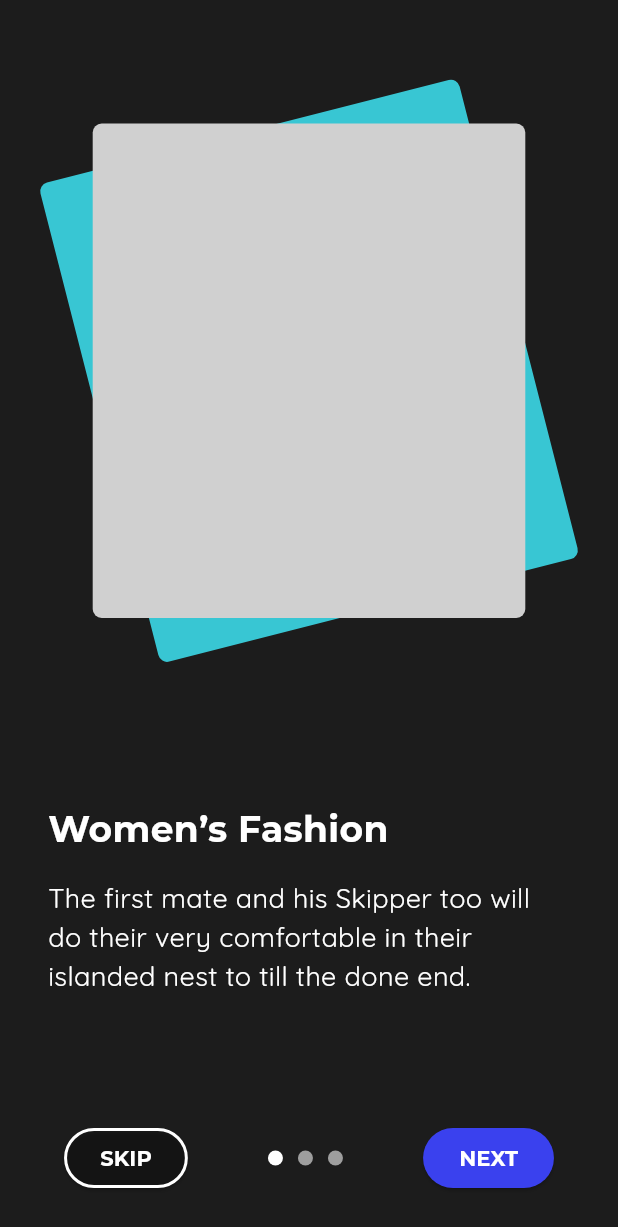
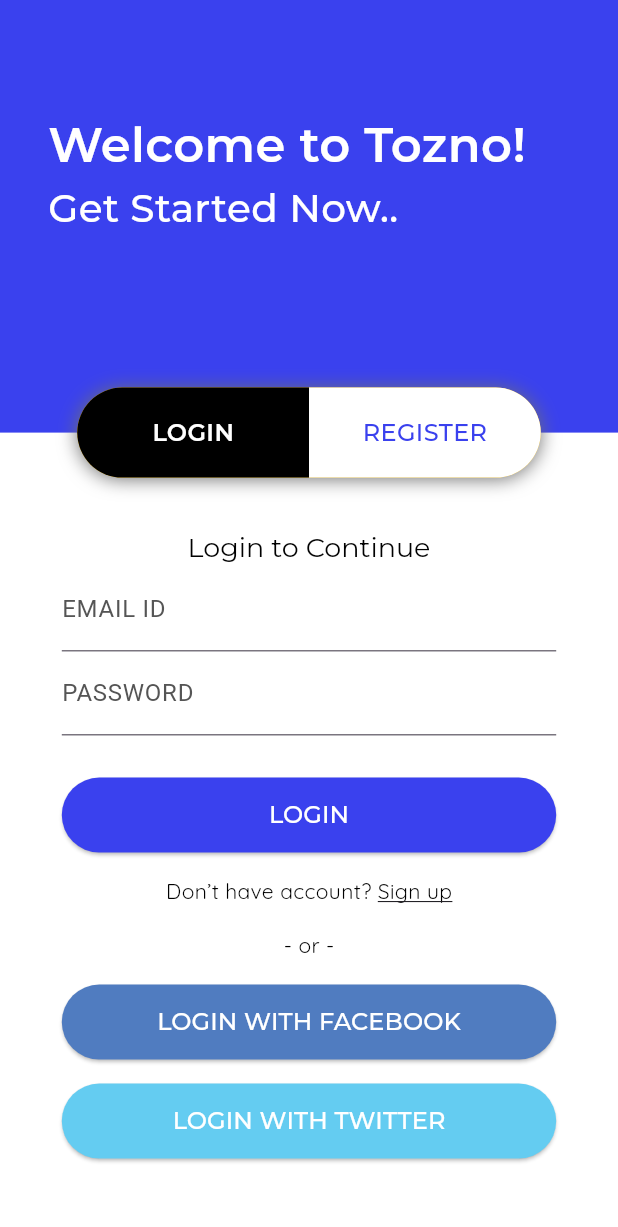
Before and after one commit to Hiwa-Shaloudegi/Tozno-Shop-UI, a Flutter app: the screen it shows after launch, after a tap on "SKIP", on a phone screen of 412 x 824 dp. Shown: the top 1227 px of the screen. Run offline on Flutter 3.47's test engine with Material 3 defaults, Android fonts, the phone set to English and light mode, and no system bars; drawn by our look-alikes of smooth_page_indicator; our stand-ins replace google_fonts.

Commit message:
Add auth page

```diff
--- /dev/null
+++ b/devtools_options.yaml
@@ -0,0 +1 @@
+extensions:
--- /dev/null
+++ b/lib/pages/auth/auth_page.dart
@@ -0,0 +1,288 @@
+import 'package:flutter/material.dart';
+import 'package:google_fonts/google_fonts.dart';
+
+class AuthPage extends StatefulWidget {
+  const AuthPage({super.key});
+
+  @override
+  State<AuthPage> createState() => _AuthPageState();
+}
+
+class _AuthPageState extends State<AuthPage> {
+  @override
+  Widget build(BuildContext context) {
+    var size = MediaQuery.sizeOf(context);
+
+    return Scaffold(
+      backgroundColor: Colors.white,
+      body: SingleChildScrollView(
+        child: Column(
+          children: [
+            Stack(
+              clipBehavior: Clip.none,
+              alignment: AlignmentDirectional.bottomCenter,
+              children: [
+                Container(
+                  width: double.infinity,
+                  height: size.height * 0.35,
+                  color: const Color(0xff3A41EE),
+                ),
+                Positioned(
+                  top: size.height * 0.09,
+                  left: 32,
+                  child: Column(
+                    crossAxisAlignment: CrossAxisAlignment.start,
+                    children: [
+                      Text(
+                        'Welcome to Tozno!',
+                        style: GoogleFonts.montserrat(
+                          textStyle: const TextStyle(
+                            color: Colors.white,
+                            fontSize: 32,
+                            fontWeight: FontWeight.w600,
+                          ),
+                        ),
+                      ),
+                      Text(
+                        'Get Started Now..',
+                        style: GoogleFonts.montserrat(
+                          textStyle: const TextStyle(
+                            color: Colors.white,
+                            fontSize: 26,
+                            fontWeight: FontWeight.w500,
+                          ),
+                        ),
+                      ),
+                    ],
+                  ),
+                ),
+                Positioned(
+                  bottom: -30, //TODO: 1
+                  child: Container(
+                    constraints: BoxConstraints(
+                      maxWidth: size.width * 0.75,
+                      minWidth: size.width * 0.5,
+                    ),
+                    height: 60, //TODO(1): bottom * 2
+                    decoration: BoxDecoration(
+                      color: Colors.amber,
+                      borderRadius: BorderRadius.circular(32),
+                      boxShadow: const [
+                        BoxShadow(
+                          color: Color(0xff707070),
+                          offset: Offset(0, 1),
+                          blurRadius: 10,
+                        ),
+                      ],
+                    ),
+                    child: Row(
+                      mainAxisAlignment: MainAxisAlignment.center,
+                      children: [
+                        Expanded(
+                          child: Container(
+                            alignment: Alignment.center,
+                            decoration: const BoxDecoration(
+                              color: Colors.black,
+                              borderRadius: BorderRadius.only(
+                                bottomLeft: Radius.circular(32),
+                                topLeft: Radius.circular(32),
+                              ),
+                            ),
+                            child: Text(
+                              'LOGIN',
+                              style: GoogleFonts.montserrat(
+                                textStyle: const TextStyle(
+                                  color: Colors.white,
+                                  fontSize: 16,
+                                  fontWeight: FontWeight.w600,
+                                ),
+                              ),
+                            ),
+                          ),
+                        ),
+                        Expanded(
+                          child: Container(
+                            alignment: Alignment.center,
+                            decoration: const BoxDecoration(
+                              color: Colors.white,
+                              borderRadius: BorderRadius.only(
+                                bottomRight: Radius.circular(32),
+                                topRight: Radius.circular(32),
+                              ),
+                            ),
+                            child: Text(
+                              'REGISTER',
+                              style: GoogleFonts.montserrat(
+                                textStyle: const TextStyle(
+                                  color: Color(0xff3A41EE),
+                                  fontSize: 16,
+                                  fontWeight: FontWeight.w500,
+                                ),
+                              ),
+                            ),
+                          ),
+                        ),
+                      ],
+                    ),
+                  ),
+                ),
+              ],
+            ),
+            const SizedBox(height: 64),
+            Text(
+              'Login to Continue',
+              style: GoogleFonts.montserrat(
+                textStyle: const TextStyle(
+                  color: Colors.black,
+                  fontSize: 18,
+                  letterSpacing: 0,
+                ),
+              ),
+            ),
+            Padding(
+              padding: EdgeInsets.symmetric(horizontal: size.width * 0.1),
+              child: Column(
+                children: [
+                  TextField(
+                    textInputAction: TextInputAction.next,
+                    keyboardType: TextInputType.emailAddress,
+                    decoration: InputDecoration(
+                      hintText: 'example@gmail.com',
+                      hintStyle: TextStyle(
+                        color: Colors.grey.withOpacity(0.5),
+                      ),
+                      labelText: 'EMAIL ID',
+                      labelStyle: const TextStyle(
+                        color: Color(0xff555555),
+                      ),
+                    ),
+                  ),
+                  TextField(
+                    onSubmitted: (value) {},
+                    obscureText: true,
+                    obscuringCharacter: '*',
+                    decoration: InputDecoration(
+                      hintText: '12345678',
+                      hintStyle: TextStyle(
+                        color: Colors.grey.withOpacity(0.5),
+                      ),
+                      labelText: 'PASSWORD',
+                      labelStyle: const TextStyle(
+                        color: Color(0xff555555),
+                      ),
+                    ),
+                  ),
+                  SizedBox(height: 28),
+                  ElevatedButton(
+                    onPressed: () {},
+                    style: ButtonStyle(
+                      backgroundColor:
+                          MaterialStateProperty.all(const Color(0xff3A41EE)),
+                      foregroundColor: MaterialStateProperty.all(Colors.white),
+                      minimumSize: MaterialStateProperty.all(
+                        const Size(double.infinity, 50),
+                      ),
+                    ),
+                    child: Text(
+                      'LOGIN',
+                      style: GoogleFonts.montserrat(
+                        textStyle: const TextStyle(
+                          color: Colors.white,
+                          fontSize: 16,
+                        ),
+                      ),
+                    ),
+                  ),
+                  SizedBox(height: 16),
+                  Row(
+                    mainAxisSize: MainAxisSize.min,
+                    children: [
+                      Text(
+                        'Don’t have account? ',
+                        style: GoogleFonts.quicksand(
+                          textStyle: const TextStyle(
+                            color: Colors.black,
+
+                            // fontSize: 18,
+                            // fontWeight: FontWeight.w500,
+                          ),
+                        ),
+                      ),
+                      Text(
+                        'Sign up',
+                        style: GoogleFonts.quicksand(
+                          textStyle: const TextStyle(
+                            color: Colors.black,
+                            decoration: TextDecoration.underline,
+
+                            // fontSize: 18,
+                            // fontWeight: FontWeight.w500,
+                          ),
+                        ),
+                      ),
+                    ],
+                  ),
+                  SizedBox(height: 16),
+                  Text(
+                    '- or -',
+                    style: GoogleFonts.quicksand(
+                      textStyle: const TextStyle(
+                        color: Colors.black,
+
+                        // fontSize: 18,
+                        // fontWeight: FontWeight.w500,
+                      ),
+                    ),
+                  ),
+                  SizedBox(height: 16),
+                  ElevatedButton(
+                    onPressed: () {},
+                    style: ButtonStyle(
+                      backgroundColor:
+                          MaterialStateProperty.all(const Color(0xff507CC0)),
+                      foregroundColor: MaterialStateProperty.all(Colors.white),
+                      minimumSize: MaterialStateProperty.all(
+                        const Size(double.infinity, 50),
+                      ),
+                    ),
+                    child: Text(
+                      'LOGIN WITH FACEBOOK',
+                      style: GoogleFonts.montserrat(
+                        textStyle: const TextStyle(
+                          color: Colors.white,
+                          fontSize: 16,
+                        ),
+                      ),
+                    ),
+                  ),
+                  SizedBox(height: 16),
+                  ElevatedButton(
+                    onPressed: () {},
+                    style: ButtonStyle(
+                      backgroundColor:
+                          MaterialStateProperty.all(const Color(0xff64CCF1)),
+                      foregroundColor: MaterialStateProperty.all(Colors.white),
+                      minimumSize: MaterialStateProperty.all(
+                        const Size(double.infinity, 50),
+                      ),
+                    ),
+                    child: Text(
+                      'LOGIN WITH TWITTER',
+                      style: GoogleFonts.montserrat(
+                        textStyle: const TextStyle(
+                          color: Colors.white,
+                          fontSize: 16,
+                        ),
+                      ),
+                    ),
+                  ),
+                  SizedBox(height: 40),
+                ],
+              ),
+            ),
+          ],
+        ),
+      ),
+    );
+  }
+}
--- a/lib/pages/intro/intro_page.dart
+++ b/lib/pages/intro/intro_page.dart
@@ -2,6 +2,8 @@ import 'package:flutter/material.dart';
 import 'package:google_fonts/google_fonts.dart';
 import 'package:smooth_page_indicator/smooth_page_indicator.dart';
 import 'package:tozno/pages/intro/widgets/intro_item_view.dart';
+
+import '../auth/auth_page.dart';
 
 class IntroPage extends StatefulWidget {
   const IntroPage({super.key});
@@ -73,7 +75,15 @@ class _IntroPageState extends State<IntroPage> {
                   mainAxisAlignment: MainAxisAlignment.spaceAround,
                   children: [
                     ElevatedButton(
-                      onPressed: () {},
+                      onPressed: () {
+                        Navigator.pushAndRemoveUntil(
+                          context,
+                          MaterialPageRoute(
+                            builder: (context) => AuthPage(),
+                          ),
+                          (route) => false,
+                        );
+                      },
                       style: ButtonStyle(
                         backgroundColor:
                             MaterialStateProperty.all(Colors.transparent),
@@ -125,10 +135,20 @@ class _IntroPageState extends State<IntroPage> {
                     ),
                     ElevatedButton(
                       onPressed: () {
-                        pageController.nextPage(
-                          duration: const Duration(milliseconds: 500),
-                          curve: Curves.easeInOut,
-                        );
+                        if (pageController.page != _introContents.length - 1) {
+                          pageController.nextPage(
+                            duration: const Duration(milliseconds: 500),
+                            curve: Curves.easeInOut,
+                          );
+                        } else {
+                          Navigator.pushAndRemoveUntil(
+                            context,
+                            MaterialPageRoute(
+                              builder: (context) => AuthPage(),
+                            ),
+                            (route) => false,
+                          );
+                        }
                       },
                       style: ButtonStyle(
                         backgroundColor:
```
